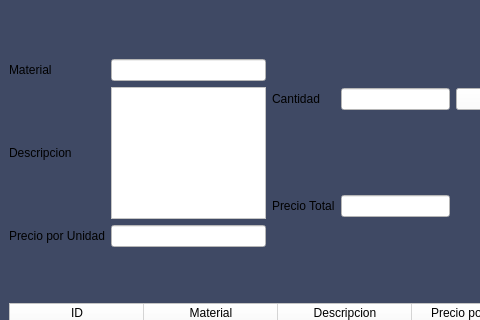
Before: the Qt Designer form Proyecto/Interfaces/materiales_por_pedido_window.ui in EdCenten0/MAPA-Python, drawn with Qt 5; both pictures show x 0 to 480 and y 0 to 320 of the 800 by 599 pixel window.
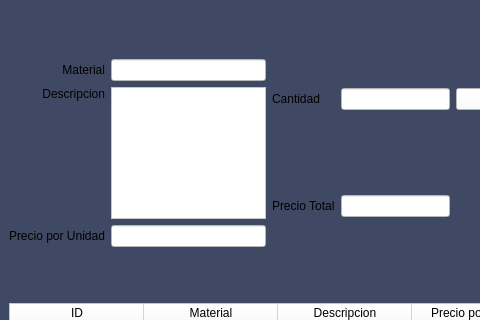
After: the same form once the commit is applied.

Commit message: Vista previa de pedido  responsive

What changed in the file:
```diff
--- a/Proyecto/Interfaces/materiales_por_pedido_window.ui
+++ b/Proyecto/Interfaces/materiales_por_pedido_window.ui
@@ -89,6 +89,9 @@
             <property name="text">
              <string>Descripcion</string>
             </property>
+            <property name="alignment">
+             <set>Qt::AlignRight|Qt::AlignTop|Qt::AlignTrailing</set>
+            </property>
            </widget>
           </item>
           <item row="0" column="0">
@@ -96,6 +99,9 @@
             <property name="text">
              <string>Material</string>
             </property>
+            <property name="alignment">
+             <set>Qt::AlignRight|Qt::AlignTrailing|Qt::AlignVCenter</set>
+            </property>
            </widget>
           </item>
           <item row="2" column="0">
```
The commit also changes 2 other files.
